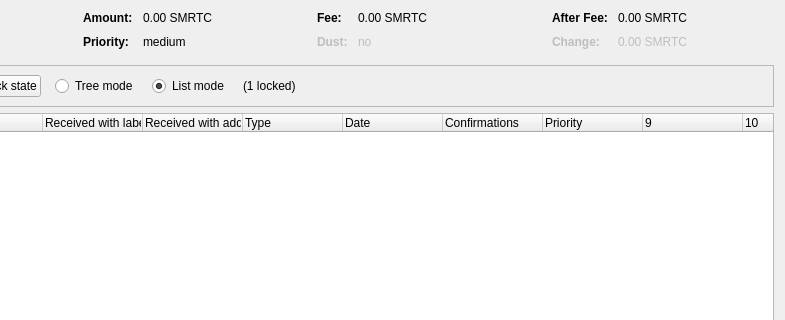
Old version of the form src/qt/forms/coincontroldialog.ui in the repository CryptoCashBack-Hub/CCBC; both pictures show x 169 to 954 and y 0 to 320 of the 954 by 500 pixel window.
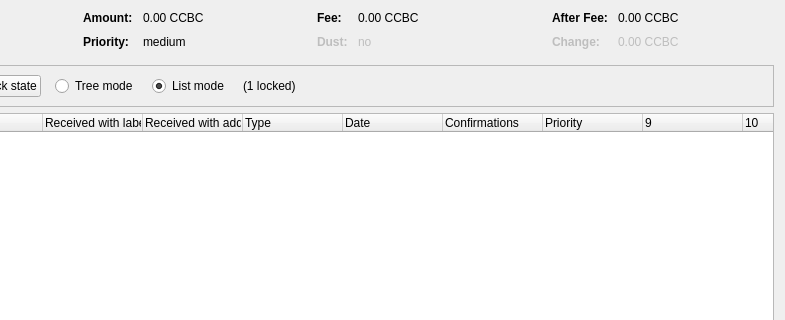
New version of the form. Custom widgets are drawn as their Qt base class.

The edit to the form file:
```diff
--- a/src/qt/forms/coincontroldialog.ui
+++ b/src/qt/forms/coincontroldialog.ui
@@ -132,7 +132,7 @@
           <enum>Qt::ActionsContextMenu</enum>
          </property>
          <property name="text">
-          <string notr="true">0.00 SMRTC</string>
+          <string notr="true">0.00 CCBC</string>
          </property>
          <property name="textInteractionFlags">
           <set>Qt::LinksAccessibleByMouse|Qt::TextSelectableByKeyboard|Qt::TextSelectableByMouse</set>
@@ -206,7 +206,7 @@
           <enum>Qt::ActionsContextMenu</enum>
          </property>
          <property name="text">
-          <string notr="true">0.00 SMRTC</string>
+          <string notr="true">0.00 CCBC</string>
          </property>
          <property name="textInteractionFlags">
           <set>Qt::LinksAccessibleByMouse|Qt::TextSelectableByKeyboard|Qt::TextSelectableByMouse</set>
@@ -286,7 +286,7 @@
           <enum>Qt::ActionsContextMenu</enum>
          </property>
          <property name="text">
-          <string notr="true">0.00 SMRTC</string>
+          <string notr="true">0.00 CCBC</string>
          </property>
          <property name="textInteractionFlags">
           <set>Qt::LinksAccessibleByMouse|Qt::TextSelectableByKeyboard|Qt::TextSelectableByMouse</set>
@@ -321,7 +321,7 @@
           <enum>Qt::ActionsContextMenu</enum>
          </property>
          <property name="text">
-          <string notr="true">0.00 SMRTC</string>
+          <string notr="true">0.00 CCBC</string>
          </property>
          <property name="textInteractionFlags">
           <set>Qt::LinksAccessibleByMouse|Qt::TextSelectableByKeyboard|Qt::TextSelectableByMouse</set>
```
